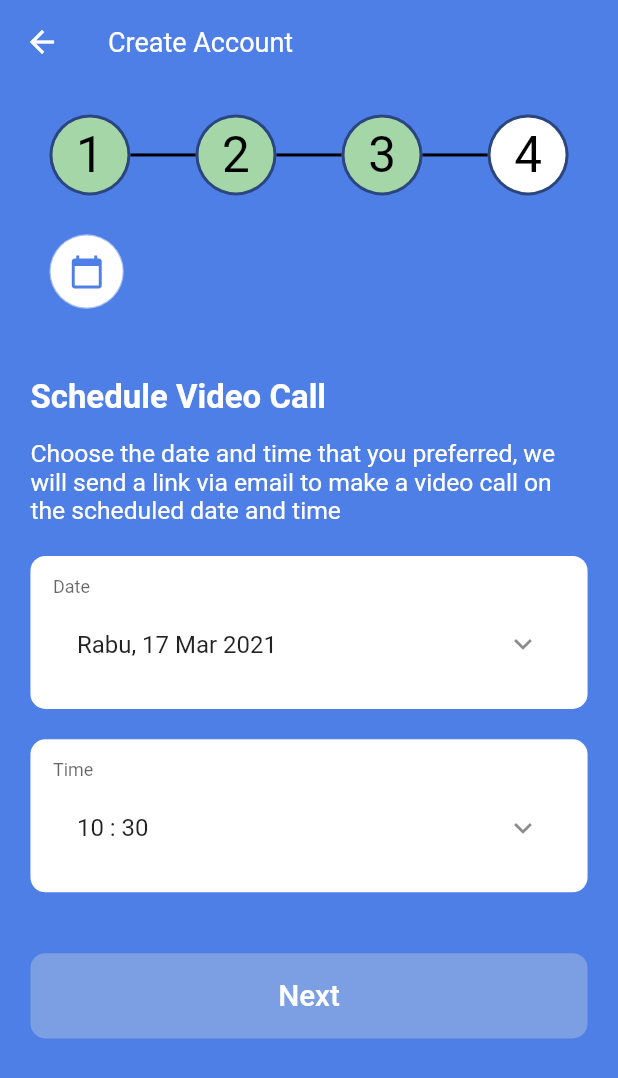
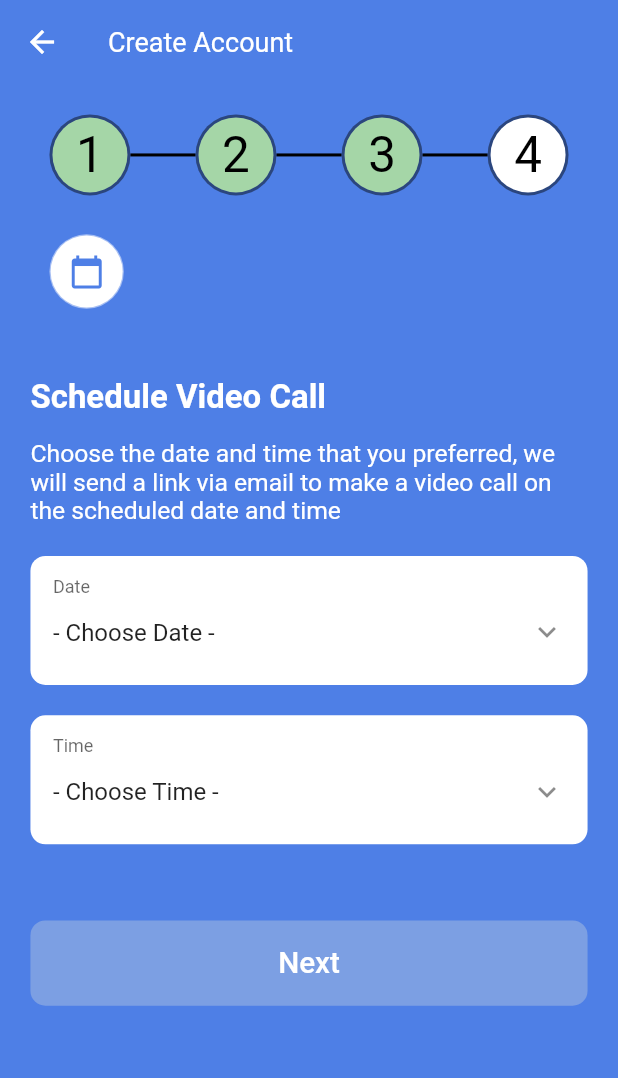
Before and after one commit to PranaTobing/register_bankjago, a Flutter app: the PageFour screen opened directly, on a phone screen of 412 x 824 dp. Shown: the top 1078 px of the screen. Run offline on Flutter 3.47's test engine with Material 2 defaults, Android fonts, the phone set to English and light mode, and no system bars.

Commit message:
fix bugs page four

```diff
--- a/prana_registerform/lib/screen/form_pagefour.dart
+++ b/prana_registerform/lib/screen/form_pagefour.dart
@@ -1,7 +1,6 @@
 import 'package:flutter/material.dart';
 
 import '../default_button.dart';
-import '../konstanta.dart';
 import '../size_config.dart';
 
 class FormPageFour extends StatefulWidget {
@@ -69,7 +68,7 @@ class _FormPageFourState extends State<FormPageFour> {
   _pickDate() async {
     DateTime date = await showDatePicker(
       context: context,
-      initialDate: pickedDate,
+      initialDate: (pickedDate != null) ? pickedDate : DateTime.now(),
       firstDate: DateTime(DateTime.now().year - 5),
       lastDate: DateTime(DateTime.now().year + 5),
     );
@@ -92,13 +91,6 @@ class _FormPageFourState extends State<FormPageFour> {
         time = jam;
       });
     }
-  }
-
-  @override
-  void initState() {
-    super.initState();
-    time = TimeOfDay.now();
-    pickedDate = DateTime.now();
   }
 
   @override
@@ -146,9 +138,21 @@ class _FormPageFourState extends State<FormPageFour> {
                   disabledBorder: InputBorder.none,
                 ),
                 child: ListTile(
-                  title: Text(
-                      "${_namahari[pickedDate.weekday - 1]}, ${pickedDate.day} ${_namabulan[pickedDate.month - 1]} ${pickedDate.year}"),
-                  trailing: Icon(Icons.keyboard_arrow_down),
+                  visualDensity: VisualDensity(vertical: -4),
+                  title: Transform(
+                    transform: Matrix4.translationValues(-16, 0.0, 0.0),
+                    child: Text((() {
+                      if (pickedDate != null) {
+                        return "${_namahari[pickedDate.weekday - 1]}, ${pickedDate.day} ${_namabulan[pickedDate.month - 1]} ${pickedDate.year}";
+                      } else {
+                        return "- Choose Date -";
+                      }
+                    }())),
+                  ),
+                  trailing: Transform(
+                    transform: Matrix4.translationValues(16, 0.0, 0.0),
+                    child: Icon(Icons.keyboard_arrow_down),
+                  ),
                   onTap: _pickDate,
                 ),
               ),
@@ -172,20 +176,27 @@ class _FormPageFourState extends State<FormPageFour> {
                   disabledBorder: InputBorder.none,
                 ),
                 child: ListTile(
-                  title: Text((() {
-                    if (time != null) {
-                      return "${time.hour} : ${time.minute}";
-                    } else {
-                      return "${pickedDate.hour} : ${pickedDate.minute}";
-                    }
-                  }())),
-                  trailing: Icon(Icons.keyboard_arrow_down),
+                  visualDensity: VisualDensity(vertical: -4),
+                  title: Transform(
+                    transform: Matrix4.translationValues(-16, 0.0, 0.0),
+                    child: Text((() {
+                      if (time != null) {
+                        return "${time.hour} : ${time.minute}";
+                      } else {
+                        return "- Choose Time -";
+                      }
+                    }())),
+                  ),
+                  trailing: Transform(
+                    transform: Matrix4.translationValues(16, 0.0, 0.0),
+                    child: Icon(Icons.keyboard_arrow_down),
+                  ),
                   onTap: _pickTime,
                 ),
               ),
             ),
             SizedBox(
-              height: getProportionateScreenHeight(40),
+              height: getProportionateScreenHeight(50),
             ),
             Align(
               alignment: FractionalOffset.bottomCenter,
```
